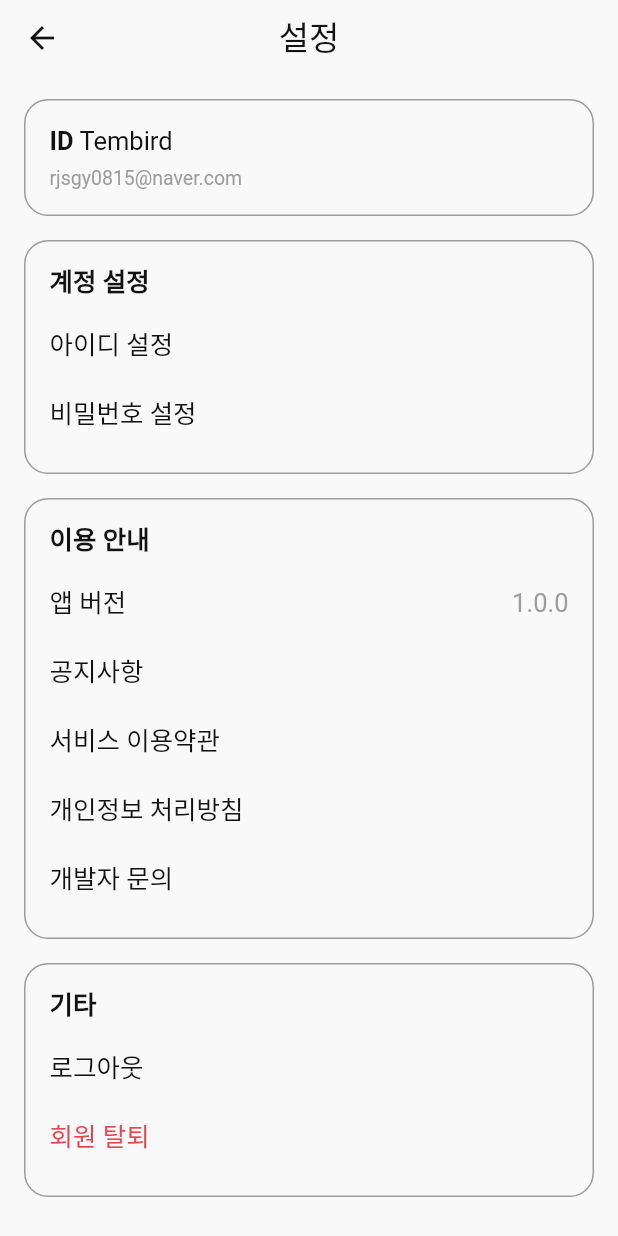
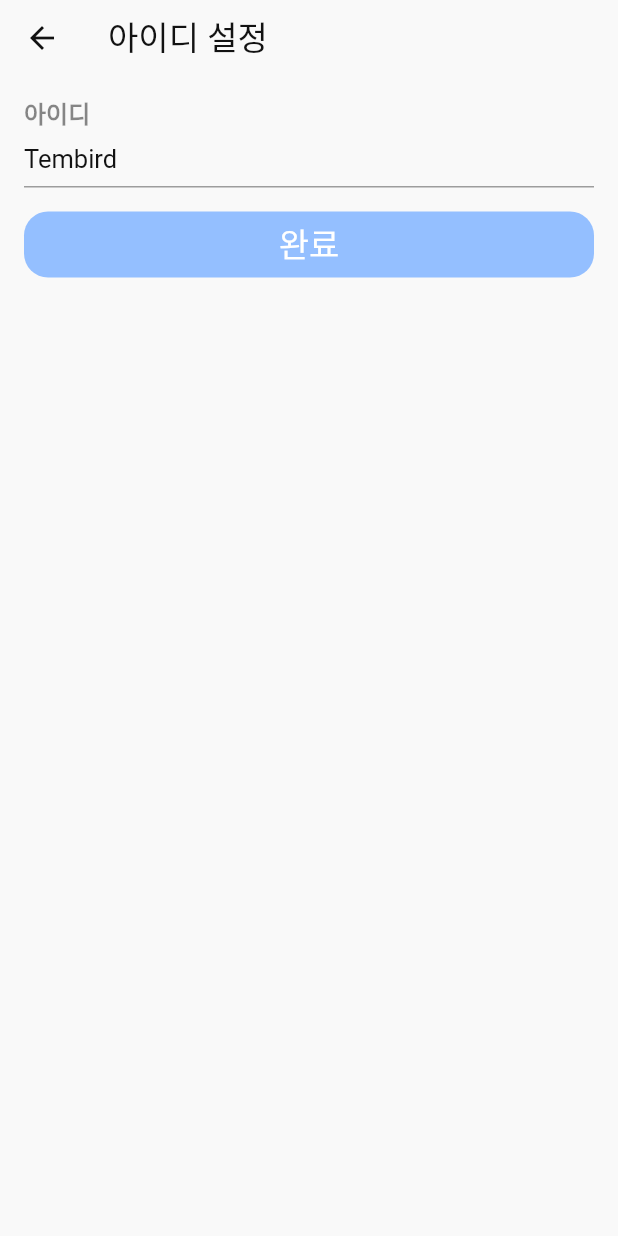
Before and after one commit to Tembird/tembird_app, a Flutter app: the HelpView screen opened by its route, after a tap on "아이디 설정", on a phone screen of 412 x 824 dp. Run offline on Flutter 3.47's test engine with Material 2 defaults, Android fonts, the phone set to English and light mode, and no system bars; our stand-ins replace flutter_html, get, hive, hive_flutter; missing offline and left inert: flutter_config; accounts and stored records are empty.

Commit message:
[Feat] Create UpdateIdView

```diff
--- a/lib/constant/PageNames.dart
+++ b/lib/constant/PageNames.dart
@@ -5,5 +5,6 @@ class PageNames {
   static const SIGN_UP = '/auth/sign-up';
   static const RESET_PASSWORD = '/auth/reset-password';
   static const HELP = '/help';
+  static const UPDATE_ID = '/help/update-id';
   static const HTML = '/html';
 }
--- a/lib/service/SessionService.dart
+++ b/lib/service/SessionService.dart
@@ -10,7 +10,7 @@ class SessionService extends GetxService {
   static SessionService to = Get.find();
   // TODO : Save UserInfo
   String email = 'rjsgy0815@naver.com';
-  String userId = 'Tembird';
+  final RxString userId = RxString('Tembird');
   String appVersion = '1.0.0';
 
   final AuthRepository authRepository = AuthRepository();
@@ -26,6 +26,10 @@ class SessionService extends GetxService {
     sessionStatus.value = SessionStatus.active;
   }
 
+  Future<void> updateUserInfo() async {
+    // TODO : Update UserInfo from DB
+  }
+
   Future<void> quitSession() async {
     await authRepository.signOut();
     await Get.offAllNamed(PageNames.INIT);
--- a/lib/view/help/controller/HelpController.dart
+++ b/lib/view/help/controller/HelpController.dart
@@ -13,7 +13,7 @@ class HelpController extends RootController {
 
   final RxBool onLoading = RxBool(true);
   final String email = SessionService.to.email;
-  final RxString userId = RxString(SessionService.to.userId);
+  final RxString userId = RxString(SessionService.to.userId.value);
   final RxString appVersion = RxString(SessionService.to.appVersion);
 
   final RxnString announcementData = RxnString(null);
@@ -25,8 +25,11 @@ class HelpController extends RootController {
   }
 
   /// ProfileSetting
-  void updateId() {
-    // TODO : Route to UpdateIdView
+  void updateId() async {
+    bool? isUpdated = await Get.toNamed(PageNames.UPDATE_ID) as bool?;
+
+    if (isUpdated == null) return;
+    userId.value = SessionService.to.userId.value;
   }
 
   void updatePassword() {
--- /dev/null
+++ b/lib/view/help/updateId/UpdateIdView.dart
@@ -0,0 +1,70 @@
+import 'package:flutter/material.dart';
+import 'package:get/get.dart';
+import 'package:tembird_app/component/InputTextFormField.dart';
+import 'package:tembird_app/constant/StyledFont.dart';
+import 'package:tembird_app/constant/StyledPalette.dart';
+import 'package:tembird_app/view/help/updateId/controller/UpdateIdController.dart';
+
+class UpdateIdView extends GetView<UpdateIdController> {
+  const UpdateIdView({Key? key}) : super(key: key);
+
+  @override
+  Widget build(BuildContext context) {
+    return Scaffold(
+      appBar: AppBar(
+        title: const Text('아이디 설정', style: StyledFont.TITLE_2),
+        leading: BackButton(
+          onPressed: controller.back,
+          color: StyledPalette.BLACK,
+        ),
+      ),
+      body: SafeArea(
+        child: SingleChildScrollView(
+          child: Padding(
+            padding: const EdgeInsets.all(16),
+            child: Column(
+              crossAxisAlignment: CrossAxisAlignment.stretch,
+              children: [
+                InputTextFormField(
+                  controller: controller.userIdController,
+                  labelText: '아이디',
+                  textInputAction: TextInputAction.done,
+                  onFieldSubmitted: (_) => controller.checkPossibleId(),
+                  errorText: controller.userIdError.value,
+                ),
+                const SizedBox(height: 16),
+                const SubmitButton()
+              ],
+            ),
+          ),
+        ),
+      ),
+    );
+  }
+}
+
+class SubmitButton extends GetView<UpdateIdController> {
+  const SubmitButton({Key? key}) : super(key: key);
+
+  @override
+  Widget build(BuildContext context) {
+    return InkWell(
+      onTap: controller.updateId,
+      radius: 16,
+      child: Container(
+        decoration: BoxDecoration(
+          borderRadius: BorderRadius.circular(16),
+          color: StyledPalette.PRIMARY_SKY_DARK,
+        ),
+        padding: const EdgeInsets.symmetric(vertical: 8),
+        width: double.infinity,
+        child: const Center(
+          child: Text(
+            '완료',
+            style: StyledFont.TITLE_2_WHITE,
+          ),
+        ),
+      ),
+    );
+  }
+}
--- /dev/null
+++ b/lib/view/help/updateId/binding/UpdateIdBinding.dart
@@ -0,0 +1,10 @@
+import 'package:get/get.dart';
+import 'package:tembird_app/view/help/updateId/controller/UpdateIdController.dart';
+
+class UpdateIdBinding implements Bindings {
+  @override
+  void dependencies() {
+    // TODO: implement dependencies
+    Get.put(UpdateIdController());
+  }
+}
--- /dev/null
+++ b/lib/view/help/updateId/controller/UpdateIdController.dart
@@ -0,0 +1,63 @@
+import 'package:flutter/material.dart';
+import 'package:get/get.dart';
+import 'package:tembird_app/repository/AuthRepository.dart';
+import 'package:tembird_app/service/RootController.dart';
+import 'package:tembird_app/service/SessionService.dart';
+
+class UpdateIdController extends RootController {
+  final AuthRepository authRepository = AuthRepository();
+  static UpdateIdController to = Get.find();
+
+  final RxBool onLoading = RxBool(false);
+  final String currentUserID = SessionService.to.userId.value;
+  final TextEditingController userIdController = TextEditingController();
+  final RxBool isPossible = RxBool(true);
+  final RxnString userIdError = RxnString(null);
+
+  @override
+  void onInit() {
+    userIdController.text = currentUserID;
+    super.onInit();
+  }
+
+  void back() {
+    Get.back();
+  }
+
+  void checkPossibleId() async {
+    onLoading.value = true;
+    try {
+
+      if (userIdController.value.text.isEmpty || userIdController.value.text == currentUserID ) {
+        isPossible.value = false;
+        userIdError.value = '현재 사용중인 아이디입니다';
+        return;
+      }
+      bool isPossibleId = await authRepository.checkPossibleId(userId: userIdController.value.text);
+
+      if (!isPossibleId) {
+        isPossible.value = false;
+        userIdError.value = '이미 존재하는 아이디입니다';
+        return;
+      }
+      isPossible.value = true;
+      userIdError.value = null;
+    } finally {
+      onLoading.value = false;
+    }
+  }
+
+  void updateId() async {
+    onLoading.value = true;
+    try {
+      if (userIdController.value.text.isEmpty || userIdController.value.text == currentUserID ) return;
+      await authRepository.updateId(userId: userIdController.value.text);
+      SessionService.to.updateUserInfo();
+      Get.back(
+        result: true
+      );
+    } finally {
+      onLoading.value = false;
+    }
+  }
+}
```
Also changed, not shown: lib/main.dart (+7 -0 lines), lib/repository/AuthRepository.dart (+20 -0 lines).
